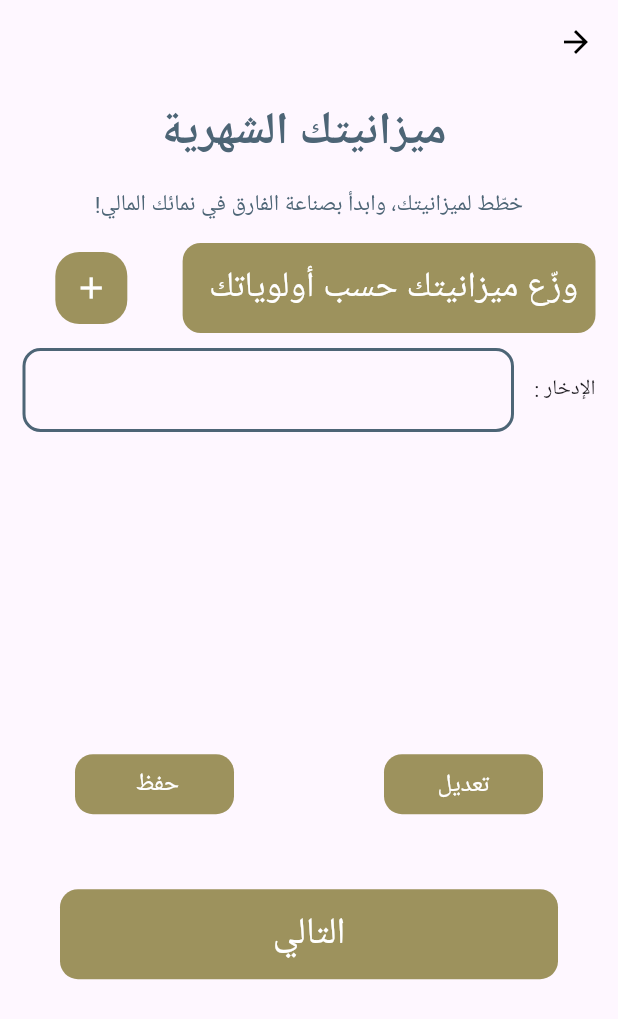
After one commit to osama-ahmed-alsharabi/namaa, a Flutter app: the YourMonthlyBudgetView screen opened directly, on a phone screen of 412 x 824 dp. The commit adds this screen. Shown: the top 1019 px of the screen. Run offline on Flutter 3.47's test engine with Material 3 defaults, Android fonts, the phone set to English and light mode, and no system bars; our stand-ins replace bloc, cloud_firestore, firebase_auth, firebase_core, flutter_bloc, freezed_annotation; accounts and stored records are empty.

Commit message:
done with your monthly budget

```diff
--- a/lib/cores/utils/app_colors.dart
+++ b/lib/cores/utils/app_colors.dart
@@ -3,4 +3,5 @@ import 'package:flutter/cupertino.dart';
 abstract class AppColors {
 
   static const primaryColor = Color(0xff4D6576);
+  static const brownColor =  Color.fromARGB( 200,130, 118 ,49);
 }
--- a/lib/cores/widgets/custom_button_widget.dart
+++ b/lib/cores/widgets/custom_button_widget.dart
@@ -1,11 +1,15 @@
-
 import 'package:flutter/material.dart';
+import 'package:namaa/cores/utils/app_colors.dart';
 
 class CustomButtonWidget extends StatelessWidget {
   final String text;
   final void Function()? onPressed;
+  final double? height;
   const CustomButtonWidget({
-    super.key, required this.text, this.onPressed,
+    super.key,
+    required this.text,
+    this.onPressed,
+    this.height,
   });
 
   @override
@@ -13,9 +17,9 @@ class CustomButtonWidget extends StatelessWidget {
     return GestureDetector(
       onTap: onPressed,
       child: Container(
-        height: 90,
+        height: height ?? 90,
         decoration: BoxDecoration(
-          color: Color.fromARGB( 200,130, 118 ,49),
+          color: AppColors.brownColor,
           borderRadius: BorderRadius.circular(12),
         ),
         child: Center(
--- a/lib/features/goal/goal_view.dart
+++ b/lib/features/goal/goal_view.dart
@@ -2,6 +2,7 @@ import 'package:flutter/material.dart';
 import 'package:namaa/cores/utils/app_colors.dart';
 import 'package:namaa/cores/widgets/custom_button_widget.dart';
 import 'package:namaa/cores/widgets/text_field_form_widget.dart';
+import 'package:namaa/features/your_monthly_budget/your_monthly_budget_view.dart';
 
 class GoalView extends StatelessWidget {
   const GoalView({super.key});
@@ -73,7 +74,11 @@ class GoalView extends StatelessWidget {
               SizedBox(height: 60),
               Padding(
                 padding: const EdgeInsets.symmetric(horizontal: 80.0),
-                child: CustomButtonWidget(text: "التالي"),
+                child: CustomButtonWidget(
+                  onPressed: () {
+                    Navigator.push(context, MaterialPageRoute(builder: (context)=>YourMonthlyBudgetView()));
+                  },
+                  text: "التالي"),
               ),
               SizedBox(height: 48,)
             ],
--- /dev/null
+++ b/lib/features/your_monthly_budget/your_monthly_budget_view.dart
@@ -0,0 +1,106 @@
+import 'package:flutter/material.dart';
+import 'package:namaa/cores/utils/app_colors.dart';
+import 'package:namaa/cores/widgets/custom_button_widget.dart';
+import 'package:namaa/cores/widgets/text_field_form_widget.dart';
+
+class YourMonthlyBudgetView extends StatelessWidget {
+  const YourMonthlyBudgetView({super.key});
+
+  @override
+  Widget build(BuildContext context) {
+    return Scaffold(
+      appBar: AppBar(),
+      body: SafeArea(
+        child: SingleChildScrollView(
+          child: Column(
+            crossAxisAlignment: CrossAxisAlignment.stretch,
+            children: [
+              SizedBox(height: 10),
+              Text(
+                " ميزانيتك الشهرية ",
+                style: TextStyle(
+                  fontSize: 30,
+                  fontWeight: FontWeight.bold,
+                  color: AppColors.primaryColor,
+                ),
+                textAlign: TextAlign.center,
+              ),
+              SizedBox(height: 15),
+              Text(
+                "خطّط لميزانيتك، وابدأ بصناعة الفارق في نمائك المالي!",
+                style: TextStyle(fontSize: 15, color: AppColors.primaryColor),
+                textAlign: TextAlign.center,
+              ),
+              SizedBox(height: 15),
+              Padding(
+                padding: const EdgeInsets.symmetric(horizontal: 15.0),
+                child: Row(
+                  children: [
+                    Expanded(
+                      flex: 3,
+                      child: CustomButtonWidget(
+                        height: 60,
+                        text: 'وزّع ميزانيتك حسب أولوياتك ',
+                      ),
+                    ),
+                    SizedBox(width: 15),
+                    Expanded(
+                      child: Center(
+                        child: Container(
+                          decoration: BoxDecoration(
+                            color: AppColors.brownColor,
+                            borderRadius: BorderRadius.circular(16),
+                          ),
+                          child: IconButton(
+                            onPressed: () {},
+                            icon: Icon(Icons.add, color: Colors.white),
+                          ),
+                        ),
+                      ),
+                    ),
+                  ],
+                ),
+              ),
+
+              SizedBox(height: 10),
+              Padding(
+                padding: EdgeInsetsGeometry.symmetric(horizontal: 15),
+                child: Row(
+                  children: [
+                    Text("الإدخار : "),
+                    SizedBox(width: 10),
+                    Expanded(child: TextFieldFormWidget(hint: '')),
+                  ],
+                ),
+              ),
+            SizedBox(height: MediaQuery.sizeOf(context).height * 0.2,),
+              Row(
+                children: [
+                  Expanded(
+                    child: Padding(
+                      padding: const EdgeInsets.all(50.0),
+                      child: CustomButtonWidget(height: 40, text: "تعديل"),
+                    ),
+                  ),
+                  Expanded(
+                    child: Padding(
+                      padding: const EdgeInsets.all(50.0),
+                      child: CustomButtonWidget(height: 40, text: "حفظ "),
+                    ),
+                  ),
+                ],
+              ),
+              Padding(
+                padding: const EdgeInsets.symmetric(horizontal: 40.0),
+                child: CustomButtonWidget(
+                  height: 60,
+                  text: "التالي"),
+              ),
+              SizedBox(height: 20,)
+            ],
+          ),
+        ),
+      ),
+    );
+  }
+}
--- a/lib/main.dart
+++ b/lib/main.dart
@@ -9,7 +9,6 @@ import 'package:namaa/generated/l10n.dart';
 
 void main() async {
   WidgetsFlutterBinding.ensureInitialized();
-
   await Firebase.initializeApp(options: DefaultFirebaseOptions.currentPlatform);
   runApp(const Namaa());
 }
```
